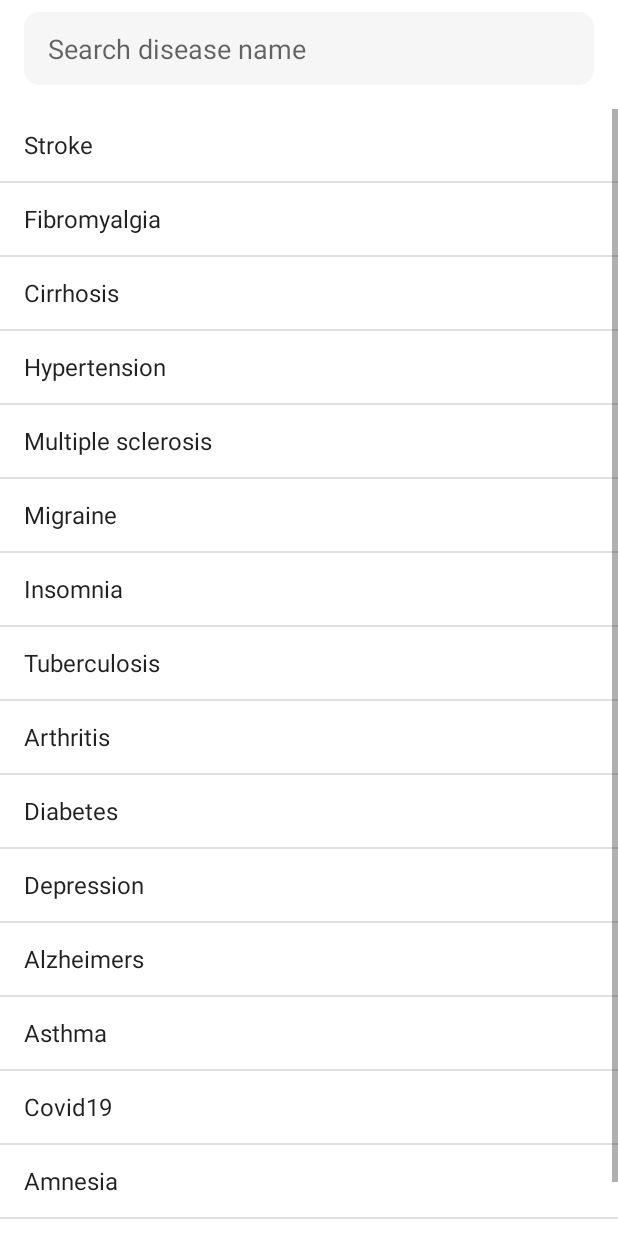
After one commit to praveen0308/HealthIt, an Android app: the SearchDisease screen opened directly, with no data from a screen before it, on a phone screen of 412 x 824 dp. The commit adds this screen. Run offline under Robolectric (Android 15) with nearby library versions, the phone set to English and light mode, and no system bars.

Commit message:
search feature updated

```diff
--- a/app/src/main/AndroidManifest.xml
+++ b/app/src/main/AndroidManifest.xml
@@ -5,8 +5,9 @@
     <uses-permission android:name="android.permission.INTERNET" />
     <uses-permission android:name="android.permission.WAKE_LOCK" />
     <uses-permission android:name="android.permission.VIBRATE" />
-    <uses-permission android:name="android.permission.REQUEST_IGNORE_BATTERY_OPTIMIZATIONS"/>
-    <uses-permission android:name="com.android.alarm.permission.SET_ALARM"/>
+    <uses-permission android:name="android.permission.REQUEST_IGNORE_BATTERY_OPTIMIZATIONS" />
+    <uses-permission android:name="com.android.alarm.permission.SET_ALARM" />
+
     <application
         android:allowBackup="true"
         android:icon="@mipmap/ic_launcher"
@@ -16,6 +17,9 @@
         android:theme="@style/Theme.HealthIt"
         android:usesCleartextTraffic="true">
         <activity
+            android:name=".ui.dashboard.SearchDisease"
+            android:exported="true" />
+        <activity
             android:name=".ui.dashboard.NewsInDetail"
             android:exported="true" />
         <activity
@@ -23,8 +27,8 @@
             android:exported="true" />
         <activity
             android:name=".ui.dashboard.MainDashboard"
-            android:windowSoftInputMode="adjustPan"
-            android:exported="true" />
+            android:exported="true"
+            android:windowSoftInputMode="adjustPan" />
         <activity
             android:name=".ui.disease.DiseaseDetail"
             android:exported="true" />
@@ -38,15 +42,14 @@
             </intent-filter>
         </activity>
 
-        <receiver android:name=".utils.AlarmReceiver"
+        <receiver
+            android:name=".utils.AlarmReceiver"
             android:enabled="true"
-            android:exported="true">
-        </receiver>
-
-        <receiver android:name=".utils.DismissBroadcast"
+            android:exported="true"></receiver>
+        <receiver
+            android:name=".utils.DismissBroadcast"
             android:enabled="true"
-            android:exported="true">
-        </receiver>
+            android:exported="true"></receiver>
     </application>
 
 </manifest>
--- a/app/src/main/java/com/jmm/healthit/ui/dashboard/Home.java
+++ b/app/src/main/java/com/jmm/healthit/ui/dashboard/Home.java
@@ -118,12 +118,12 @@ public class Home extends Fragment implements DiseaseWatchListAdapter.DiseaseAda
         getCurrentWeather();
         setQuote();
         binding.tvGreeting.setText("Hello "+ PreferenceUtils.getUsername(getContext()));
-
-        /*alarmMgr = (AlarmManager)getContext().getSystemService(Context.ALARM_SERVICE);
-        Intent intent = new Intent(getContext(), AlarmReceiver.class);
-        alarmIntent = PendingIntent.getBroadcast(getContext(), 0, intent, 0);
-
-        alarmMgr.set(AlarmManager.ELAPSED_REALTIME_WAKEUP, SystemClock.elapsedRealtime() + 10 * 1000, alarmIntent); */
+        binding.etSearch.setOnClickListener(new View.OnClickListener() {
+            @Override
+            public void onClick(View view) {
+                startActivity(new Intent(requireActivity(),SearchDisease.class));
+            }
+        });
         binding.etSearch.setOnEditorActionListener(new TextView.OnEditorActionListener() {
             @Override
             public boolean onEditorAction(TextView v, int actionId, KeyEvent event) {
--- /dev/null
+++ b/app/src/main/java/com/jmm/healthit/ui/dashboard/SearchDisease.java
@@ -0,0 +1,55 @@
+package com.jmm.healthit.ui.dashboard;
+
+import androidx.appcompat.app.AppCompatActivity;
+
+import android.content.Intent;
+import android.os.Bundle;
+import android.text.Editable;
+import android.text.TextWatcher;
+import android.view.View;
+import android.widget.AdapterView;
+import android.widget.ArrayAdapter;
+
+import com.jmm.healthit.R;
+import com.jmm.healthit.databinding.ActivitySearchDiseaseBinding;
+import com.jmm.healthit.ui.disease.DiseaseDetail;
+
+public class SearchDisease extends AppCompatActivity {
+
+    private ActivitySearchDiseaseBinding binding;
+    private String[] diseaseList;
+    private ArrayAdapter<String> arrayAdapter;
+    @Override
+    protected void onCreate(Bundle savedInstanceState) {
+        super.onCreate(savedInstanceState);
+        binding = ActivitySearchDiseaseBinding.inflate(getLayoutInflater());
+        setContentView(binding.getRoot());
+        diseaseList = getResources().getStringArray(R.array.diseases);
+        arrayAdapter = new ArrayAdapter<>(this, android.R.layout.simple_list_item_1,diseaseList);
+        binding.lvDisease.setAdapter(arrayAdapter);
+        binding.lvDisease.setOnItemClickListener((adapterView, view, i, l) -> {
+            String diseaseName = diseaseList[i];
+
+            Intent intent = new Intent(SearchDisease.this, DiseaseDetail.class);
+            intent.putExtra("diseaseName",diseaseName.substring(0, 1).toUpperCase() + diseaseName.substring(1));
+            startActivity(intent);
+        });
+        binding.etSearch.addTextChangedListener(new TextWatcher() {
+            @Override
+            public void beforeTextChanged(CharSequence charSequence, int i, int i1, int i2) {
+
+            }
+
+            @Override
+            public void onTextChanged(CharSequence charSequence, int i, int i1, int i2) {
+                arrayAdapter.getFilter().filter(charSequence);
+            }
+
+            @Override
+            public void afterTextChanged(Editable editable) {
+
+            }
+        });
+
+    }
+}
--- /dev/null
+++ b/app/src/main/res/layout/activity_search_disease.xml
@@ -0,0 +1,36 @@
+<?xml version="1.0" encoding="utf-8"?>
+<androidx.constraintlayout.widget.ConstraintLayout xmlns:android="http://schemas.android.com/apk/res/android"
+    xmlns:app="http://schemas.android.com/apk/res-auto"
+    xmlns:tools="http://schemas.android.com/tools"
+    android:layout_width="match_parent"
+    android:layout_height="match_parent"
+    tools:context=".ui.dashboard.SearchDisease">
+
+    <com.google.android.material.textfield.TextInputEditText
+        android:id="@+id/et_search"
+        android:layout_width="match_parent"
+        android:layout_height="wrap_content"
+        android:layout_marginStart="16dp"
+        android:layout_marginTop="8dp"
+        android:layout_marginEnd="16dp"
+        android:background="@drawable/bg_search_view"
+        android:hint="Search disease name"
+        android:imeOptions="actionNone"
+        android:inputType="text"
+        android:lines="1"
+        android:paddingHorizontal="16dp"
+        android:paddingVertical="12dp"
+        app:layout_constraintEnd_toEndOf="parent"
+        app:layout_constraintStart_toStartOf="parent"
+        app:layout_constraintTop_toTopOf="parent" />
+
+    <ListView
+        android:id="@+id/lv_disease"
+        android:layout_width="0dp"
+        android:layout_height="0dp"
+        android:layout_marginTop="16dp"
+        app:layout_constraintBottom_toBottomOf="parent"
+        app:layout_constraintEnd_toEndOf="parent"
+        app:layout_constraintStart_toStartOf="parent"
+        app:layout_constraintTop_toBottomOf="@+id/et_search" />
+</androidx.constraintlayout.widget.ConstraintLayout>
--- a/app/src/main/res/layout/fragment_home.xml
+++ b/app/src/main/res/layout/fragment_home.xml
@@ -17,8 +17,9 @@
             android:background="@drawable/bg_search_view"
             android:hint="Search disease name"
             android:lines="1"
-            android:imeOptions="actionSearch"
-            android:inputType="text"
+            android:inputType="none"
+            android:focusable="false"
+            android:clickable="true"
             android:layout_marginTop="24dp"
             android:paddingHorizontal="16dp"
             android:paddingVertical="12dp"/>
--- a/app/src/main/res/values/strings.xml
+++ b/app/src/main/res/values/strings.xml
@@ -62,5 +62,22 @@
         <item>Other</item>
 
     </string-array>
-
+    <string-array name="diseases">
+        <item>Stroke</item>
+        <item>Fibromyalgia</item>
+        <item>Cirrhosis</item>
+        <item>Hypertension</item>
+        <item>Multiple sclerosis</item>
+        <item>Migraine</item>
+        <item>Insomnia</item>
+        <item>Tuberculosis</item>
+        <item>Arthritis</item>
+        <item>Diabetes</item>
+        <item>Depression</item>
+        <item>Alzheimers</item>
+        <item>Asthma</item>
+        <item>Covid19</item>
+        <item>Amnesia</item>
+        <item>Diarrhea</item>
+    </string-array>
 </resources>
```
